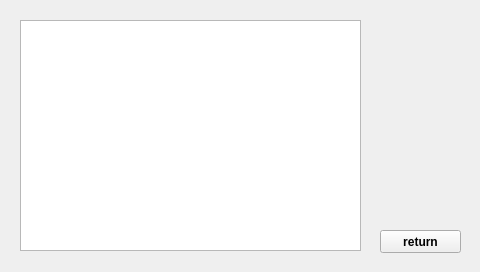
Above: showlog.ui from 3semesterprojekt/DevKitsoftware before the change. Below: the same form after it.
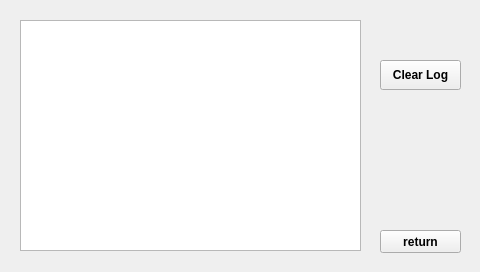
That is the form after the change.

```diff
--- a/showlog.ui
+++ b/showlog.ui
@@ -51,6 +51,28 @@
     <bool>true</bool>
    </property>
   </widget>
+  <widget class="QPushButton" name="clearlog">
+   <property name="geometry">
+    <rect>
+     <x>380</x>
+     <y>60</y>
+     <width>81</width>
+     <height>30</height>
+    </rect>
+   </property>
+   <property name="font">
+    <font>
+     <weight>75</weight>
+     <bold>true</bold>
+    </font>
+   </property>
+   <property name="focusPolicy">
+    <enum>Qt::NoFocus</enum>
+   </property>
+   <property name="text">
+    <string>Clear Log</string>
+   </property>
+  </widget>
  </widget>
  <resources/>
  <connections/>
```
